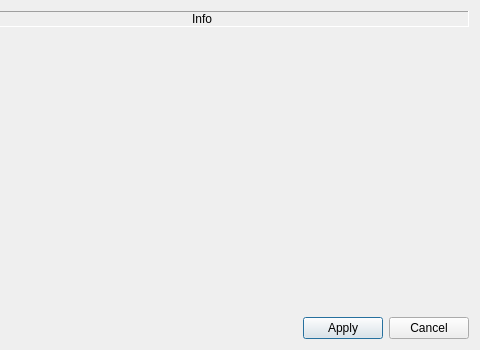
visualfc/liteide, file liteidex/src/liteapp/optionswidget.ui: the form before one commit; both pictures show x 216 to 696 and y 0 to 350 of the 696 by 350 pixel window.
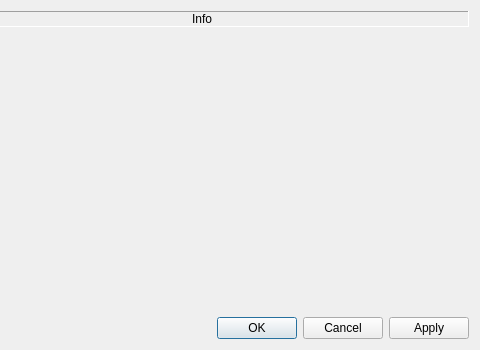
The form after the commit.

Patch:
```diff
--- a/liteidex/src/liteapp/optionswidget.ui
+++ b/liteidex/src/liteapp/optionswidget.ui
@@ -74,16 +74,9 @@
         </spacer>
        </item>
        <item>
-        <widget class="QPushButton" name="applayButton">
-         <property name="text">
-          <string>Apply</string>
-         </property>
-        </widget>
-       </item>
-       <item>
-        <widget class="QPushButton" name="cancelButton">
-         <property name="text">
-          <string>Cancel</string>
+        <widget class="QDialogButtonBox" name="buttonBox">
+         <property name="standardButtons">
+          <set>QDialogButtonBox::Apply|QDialogButtonBox::Cancel|QDialogButtonBox::Ok</set>
          </property>
         </widget>
        </item>
```
Left out of the diff: 3 changed lines with no effect on the pictures.
